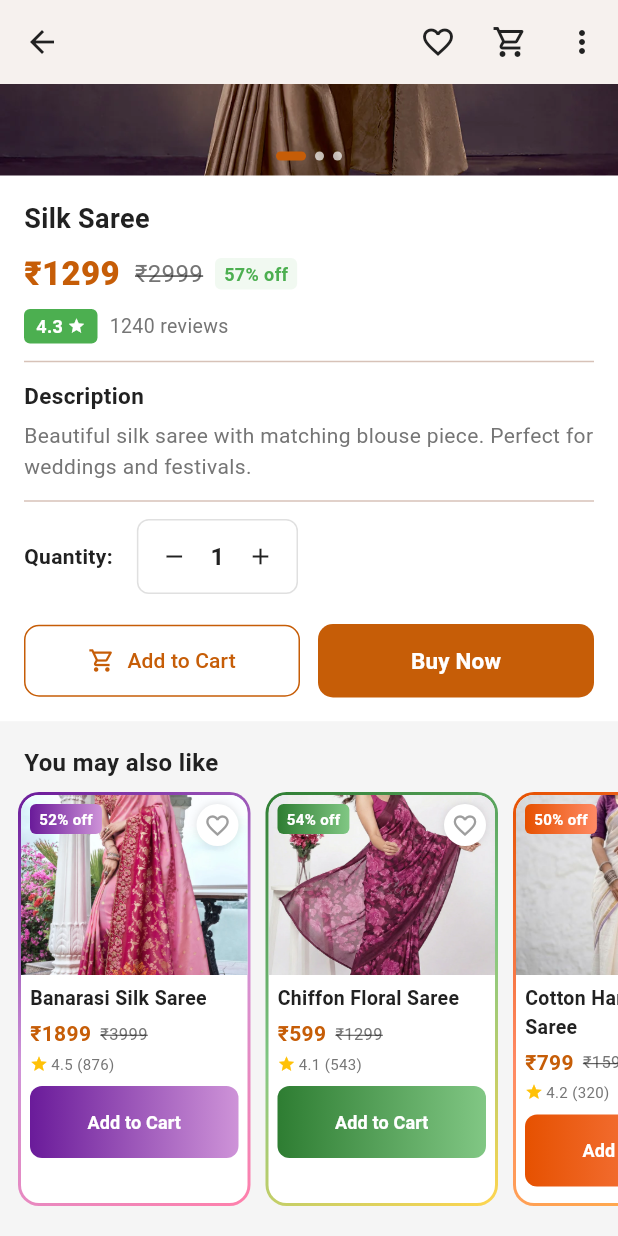
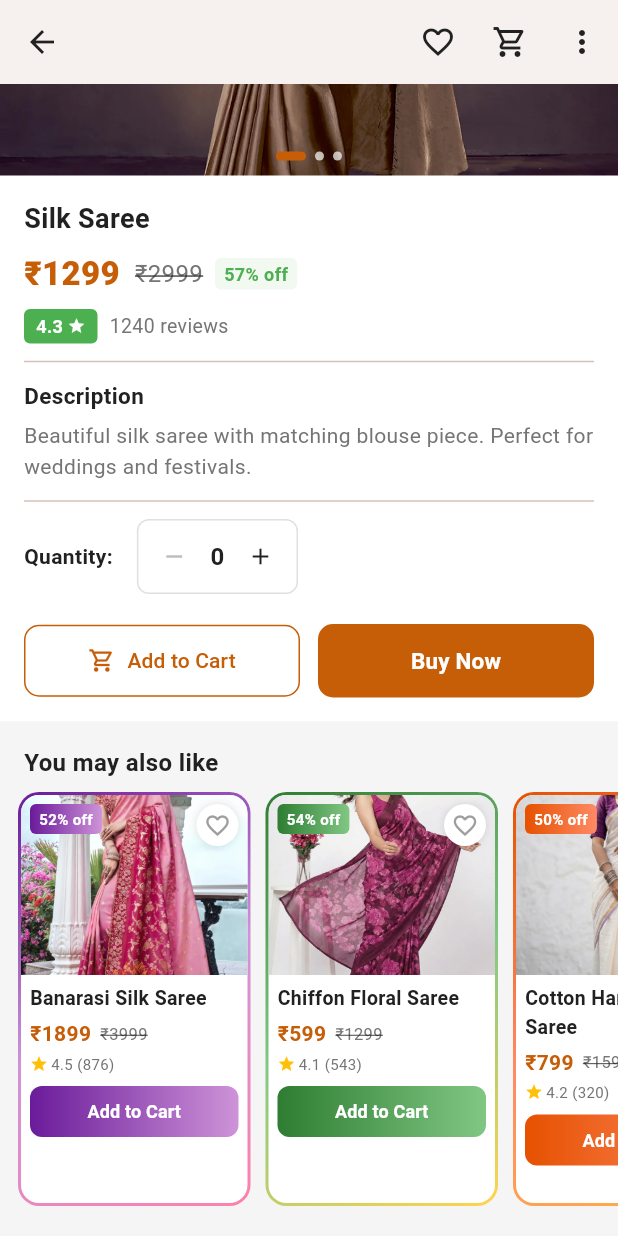
Before and after one commit to kanojiyapriyanshi01-web/ShopEase, a Flutter app: the ProductDetailScreen screen opened directly with sample values from the repository, scrolled down 259 dp, after a tap on the "add" icon, after a tap on the "remove" icon, on a phone screen of 412 x 824 dp. Run offline on Flutter 3.47's test engine with Material 3 defaults, Android fonts, the phone set to English and light mode, and no system bars; our stand-ins replace geocoding, geolocator, image_picker, share_plus, shared_preferences, speech_to_text; missing offline and left inert: flutter_stripe; accounts and stored records are empty.

Commit message:
cart quantity update

```diff
--- a/lib/providers/app_providers.dart
+++ b/lib/providers/app_providers.dart
@@ -153,10 +153,32 @@
 
   bool isInCart(String productId) => _items.any((i) => i.product.id == productId);
 
+  // ── FIX: Get current quantity of a product in cart ──
+  int getQty(String productId) {
+    final idx = _items.indexWhere((i) => i.product.id == productId);
+    return idx >= 0 ? _items[idx].quantity : 0;
+  }
+
+  // ── Original addToCart: adds 1 each time (used by ProductCard) ──
   void addToCart(Product product) {
     final idx = _items.indexWhere((i) => i.product.id == product.id);
     if (idx >= 0) { _items[idx].quantity++; }
     else { _items.add(CartItem(product: product)); }
+    _saveCart();
+    notifyListeners();
+  }
+
+  // ── FIX: New method — add with specific quantity from product detail ──
+  // If product already in cart, SET quantity (replaces). Else add fresh.
+  void addToCartWithQty(Product product, int qty) {
+    if (qty <= 0) return;
+    final idx = _items.indexWhere((i) => i.product.id == product.id);
+    if (idx >= 0) {
+      // Product already in cart → update to the selected quantity
+      _items[idx].quantity = qty;
+    } else {
+      _items.add(CartItem(product: product, quantity: qty));
+    }
     _saveCart();
     notifyListeners();
   }
@@ -167,6 +189,8 @@
     notifyListeners();
   }
 
+  // ── FIX: updateQty already handles cart page quantity changes correctly ──
+  // qty <= 0 removes item, qty > 0 updates it → cart total auto-updates
   void updateQty(String productId, int qty) {
     final idx = _items.indexWhere((i) => i.product.id == productId);
     if (idx >= 0) {
--- a/lib/screens/product_detail_screen.dart
+++ b/lib/screens/product_detail_screen.dart
@@ -16,7 +16,6 @@
 }
 
 class _ProductDetailScreenState extends State<ProductDetailScreen> {
-  int _qty = 1;
   int _imgIndex = 0;
   final PageController _imgCtrl = PageController();
 
@@ -26,10 +25,16 @@
   @override
   Widget build(BuildContext context) {
     final product = ModalRoute.of(context)!.settings.arguments as Product;
+
+    // ── CORE FIX: Read qty DIRECTLY from CartProvider — single source of truth ──
+    // cart.watch() matlab koi bhi change (product detail ya cart screen dono se)
+    // automatically yahan reflect hoga
     final cart = context.watch<CartProvider>();
     final wishlist = context.watch<WishlistProvider>();
+
     final isWishlisted = wishlist.isWishlisted(product.id);
-    final inCart = cart.isInCart(product.id);
+    final qty = cart.getQty(product.id); // 0 if not in cart
+
     final related = SampleData.products
         .where((p) => p.category == product.category && p.id != product.id)
         .take(6).toList();
@@ -125,7 +130,8 @@
             color: cardColor,
             padding: const EdgeInsets.all(16),
             child: Column(crossAxisAlignment: CrossAxisAlignment.start, children: [
-              Text(product.name, style: TextStyle(fontSize: 18, fontWeight: FontWeight.w700, color: textColor)),
+              Text(product.name,
+                  style: TextStyle(fontSize: 18, fontWeight: FontWeight.w700, color: textColor)),
               const SizedBox(height: 8),
               Row(children: [
                 Text('₹${product.price.toInt()}',
@@ -134,7 +140,8 @@
                 Text('₹${product.originalPrice.toInt()}',
                     style: TextStyle(fontSize: 16, color: subColor, decoration: TextDecoration.lineThrough)),
                 const SizedBox(width: 8),
-                Container(padding: const EdgeInsets.symmetric(horizontal: 6, vertical: 2),
+                Container(
+                    padding: const EdgeInsets.symmetric(horizontal: 6, vertical: 2),
                     decoration: BoxDecoration(
                         color: Colors.green.withOpacity(isDark ? 0.2 : 0.08),
                         borderRadius: BorderRadius.circular(4)),
@@ -143,7 +150,8 @@
               ]),
               const SizedBox(height: 8),
               Row(children: [
-                Container(padding: const EdgeInsets.symmetric(horizontal: 8, vertical: 3),
+                Container(
+                    padding: const EdgeInsets.symmetric(horizontal: 8, vertical: 3),
                     decoration: BoxDecoration(color: Colors.green, borderRadius: BorderRadius.circular(4)),
                     child: Row(children: [
                       Text('${product.rating}',
@@ -152,39 +160,72 @@
                       const Icon(Icons.star, color: Colors.white, size: 12),
                     ])),
                 const SizedBox(width: 8),
-                Text('${product.reviewCount} reviews', style: TextStyle(color: subColor, fontSize: 13)),
+                Text('${product.reviewCount} reviews',
+                    style: TextStyle(color: subColor, fontSize: 13)),
               ]),
               Divider(height: 24, color: isDark ? AppTheme.darkDivider : null),
-              Text('Description', style: TextStyle(fontSize: 15, fontWeight: FontWeight.w700, color: textColor)),
+              Text('Description',
+                  style: TextStyle(fontSize: 15, fontWeight: FontWeight.w700, color: textColor)),
               const SizedBox(height: 6),
-              Text(product.description, style: TextStyle(color: subColor, fontSize: 14, height: 1.5)),
+              Text(product.description,
+                  style: TextStyle(color: subColor, fontSize: 14, height: 1.5)),
               Divider(height: 24, color: isDark ? AppTheme.darkDivider : null),
+
+              // ── QUANTITY SELECTOR — synced with CartProvider ──
               Row(children: [
-                Text('Quantity:', style: TextStyle(fontWeight: FontWeight.w600, fontSize: 14, color: textColor)),
+                Text('Quantity:',
+                    style: TextStyle(fontWeight: FontWeight.w600, fontSize: 14, color: textColor)),
                 const SizedBox(width: 16),
                 Container(
                     decoration: BoxDecoration(
                         border: Border.all(color: divColor),
                         borderRadius: BorderRadius.circular(8)),
-                  child: Row(children: [
-                    IconButton(icon: Icon(Icons.remove, size: 18, color: textColor),
-                        onPressed: () { if (_qty > 1) setState(() => _qty--); }),
-                    Text('$_qty', style: TextStyle(fontWeight: FontWeight.w700, fontSize: 16, color: textColor)),
-                    IconButton(icon: Icon(Icons.add, size: 18, color: textColor),
-                        onPressed: () => setState(() => _qty++)),
+                    child: Row(mainAxisSize: MainAxisSize.min, children: [
+                      // ── MINUS: qty=1 → remove from cart, qty=0 → disabled ──
+                      IconButton(
+                        icon: Icon(Icons.remove, size: 18,
+                            color: qty > 0 ? textColor : Colors.grey.shade400),
+                        onPressed: qty > 0
+                            ? () {
+                                if (qty == 1) {
+                                  // Remove from cart completely
+                                  cart.removeFromCart(product.id);
+                                } else {
+                                  cart.updateQty(product.id, qty - 1);
+                                }
+                              }
+                            : null,
+                      ),
+                      Text('$qty',
+                          style: TextStyle(
+                              fontWeight: FontWeight.w700, fontSize: 16, color: textColor)),
+                      // ── PLUS: qty=0 → addToCart (qty becomes 1), qty>0 → increment ──
+                      IconButton(
+                        icon: Icon(Icons.add, size: 18, color: textColor),
+                        onPressed: () {
+                          if (qty == 0) {
+                            // First time add — qty 0→1
+                            cart.addToCart(product);
+                          } else {
+                            cart.updateQty(product.id, qty + 1);
+                          }
+                        },
+                      ),
                     ])),
               ]),
+
               const SizedBox(height: 20),
               Row(children: [
                 Expanded(child: OutlinedButton.icon(
                   onPressed: () {
-                    cart.addToCart(product);
+                    if (qty == 0) cart.addToCart(product);
                     ScaffoldMessenger.of(context).showSnackBar(SnackBar(
                         content: Text('${product.name} added to cart'),
-                        duration: const Duration(seconds: 1), backgroundColor: Colors.green));
+                        duration: const Duration(seconds: 1),
+                        backgroundColor: Colors.green));
                   },
                   icon: const Icon(Icons.shopping_cart_outlined, size: 18),
-                  label: Text(inCart ? 'In Cart' : 'Add to Cart'),
+                  label: Text(qty > 0 ? 'In Cart ($qty)' : 'Add to Cart'),
                   style: OutlinedButton.styleFrom(
                       foregroundColor: AppTheme.primary,
                       side: const BorderSide(color: AppTheme.primary),
@@ -194,17 +235,21 @@
                 const SizedBox(width: 12),
                 Expanded(child: ElevatedButton(
                   onPressed: () {
-                    cart.addToCart(product);
-                    showModalBottomSheet(context: context, isScrollControlled: true,
+                    if (qty == 0) cart.addToCart(product);
+                    showModalBottomSheet(
+                        context: context,
+                        isScrollControlled: true,
                         backgroundColor: Colors.transparent,
                         builder: (_) => CheckoutSheet(cart: cart));
                   },
                   style: ElevatedButton.styleFrom(
-                      backgroundColor: AppTheme.primary, foregroundColor: Colors.white,
+                      backgroundColor: AppTheme.primary,
+                      foregroundColor: Colors.white,
                       padding: const EdgeInsets.symmetric(vertical: 14),
                       shape: RoundedRectangleBorder(borderRadius: BorderRadius.circular(10)),
                       elevation: 0),
-                  child: const Text('Buy Now', style: TextStyle(fontWeight: FontWeight.w700, fontSize: 15)),
+                  child: const Text('Buy Now',
+                      style: TextStyle(fontWeight: FontWeight.w700, fontSize: 15)),
                 )),
               ]),
             ]),
@@ -212,12 +257,14 @@
 
           // ── You may also like ──
           if (related.isNotEmpty) ...[
-            Container(width: double.infinity,
+            Container(
+                width: double.infinity,
                 color: isDark ? AppTheme.darkSurface : const Color(0xFFF5F5F5),
                 padding: const EdgeInsets.fromLTRB(16, 16, 16, 8),
                 child: Text('You may also like',
                     style: TextStyle(fontSize: 16, fontWeight: FontWeight.w700, color: textColor))),
-            SizedBox(height: 280,
+            SizedBox(
+                height: 280,
                 child: ListView.builder(
                     scrollDirection: Axis.horizontal,
                     padding: const EdgeInsets.symmetric(horizontal: 12),
--- a/lib/widgets/product_card.dart
+++ b/lib/widgets/product_card.dart
@@ -49,6 +49,7 @@
           () => Navigator.pushNamed(context, AppRoutes.productDetail, arguments: product),
       child: Container(
         width: width,
+        // ── FIX: Use fixed height to prevent overflow ──
         decoration: BoxDecoration(
           gradient: LinearGradient(
             colors: gradColors,
@@ -63,20 +64,20 @@
             color: Colors.white,
             borderRadius: BorderRadius.circular(12),
           ),
+          // ── FIX: ClipRect prevents children from painting outside bounds ──
+          child: ClipRRect(
+            borderRadius: BorderRadius.circular(12),
             child: Column(
               crossAxisAlignment: CrossAxisAlignment.start,
               mainAxisSize: MainAxisSize.min,
               children: [
                 // Image
                 Stack(children: [
-                ClipRRect(
-                  borderRadius: const BorderRadius.vertical(top: Radius.circular(12)),
-                  child: ProductImage(
+                  ProductImage(
                     imageUrl: product.imageUrl,
                     height: 120,
                     width: double.infinity,
                     fit: BoxFit.cover,
-                  ),
                   ),
                   Positioned(
                     top: 6, right: 6,
@@ -109,31 +110,50 @@
 
                 // Info
                 Padding(
-                padding: const EdgeInsets.all(6),
-                child: Column(crossAxisAlignment: CrossAxisAlignment.start, children: [
-                  Text(product.name, maxLines: 2, overflow: TextOverflow.ellipsis,
-                      style: const TextStyle(fontSize: 13, fontWeight: FontWeight.w600,
+                  padding: const EdgeInsets.fromLTRB(6, 6, 6, 8),
+                  child: Column(
+                    crossAxisAlignment: CrossAxisAlignment.start,
+                    mainAxisSize: MainAxisSize.min,
+                    children: [
+                    Text(product.name,
+                        maxLines: 2,
+                        overflow: TextOverflow.ellipsis,
+                        style: const TextStyle(
+                            fontSize: 13, fontWeight: FontWeight.w600,
                             color: AppTheme.textDark)),
                     const SizedBox(height: 4),
+                    // ── FIX: Wrap price row to prevent overflow on small screens ──
                     Row(children: [
-                    Text('₹${product.price.toInt()}',
+                      Flexible(
+                        child: Text('₹${product.price.toInt()}',
+                            overflow: TextOverflow.ellipsis,
                             style: const TextStyle(fontSize: 14, fontWeight: FontWeight.w700,
                                 color: AppTheme.primary)),
+                      ),
                       const SizedBox(width: 6),
-                    Text('₹${product.originalPrice.toInt()}',
+                      Flexible(
+                        child: Text('₹${product.originalPrice.toInt()}',
+                            overflow: TextOverflow.ellipsis,
                             style: const TextStyle(fontSize: 11, color: AppTheme.textGrey,
                                 decoration: TextDecoration.lineThrough)),
+                      ),
                     ]),
                     const SizedBox(height: 3),
                     Row(children: [
                       const Icon(Icons.star, size: 12, color: Colors.amber),
                       const SizedBox(width: 2),
-                    Text('${product.rating} (${product.reviewCount})',
+                      Flexible(
+                        child: Text('${product.rating} (${product.reviewCount})',
+                            overflow: TextOverflow.ellipsis,
                             style: const TextStyle(fontSize: 10, color: AppTheme.textGrey)),
+                      ),
                     ]),
                     const SizedBox(height: 8),
+                    // ── FIX: Button uses intrinsic width, no overflow ──
                     SizedBox(
                       width: double.infinity,
+                      // ── FIX: Constrain button height explicitly ──
+                      height: 34,
                       child: DecoratedBox(
                         decoration: BoxDecoration(
                           gradient: inCart
@@ -147,7 +167,8 @@
                             backgroundColor: Colors.transparent,
                             shadowColor: Colors.transparent,
                             foregroundColor: Colors.white,
-                          padding: const EdgeInsets.symmetric(vertical: 7),
+                            // ── FIX: Zero vertical padding, height controlled by SizedBox ──
+                            padding: EdgeInsets.zero,
                             shape: RoundedRectangleBorder(
                                 borderRadius: BorderRadius.circular(8)),
                             elevation: 0,
@@ -160,6 +181,7 @@
                   ]),
                 ),
               ],
+            ),
           ),
         ),
       ),
```
Lines whose indentation alone changed are shown as unchanged.
